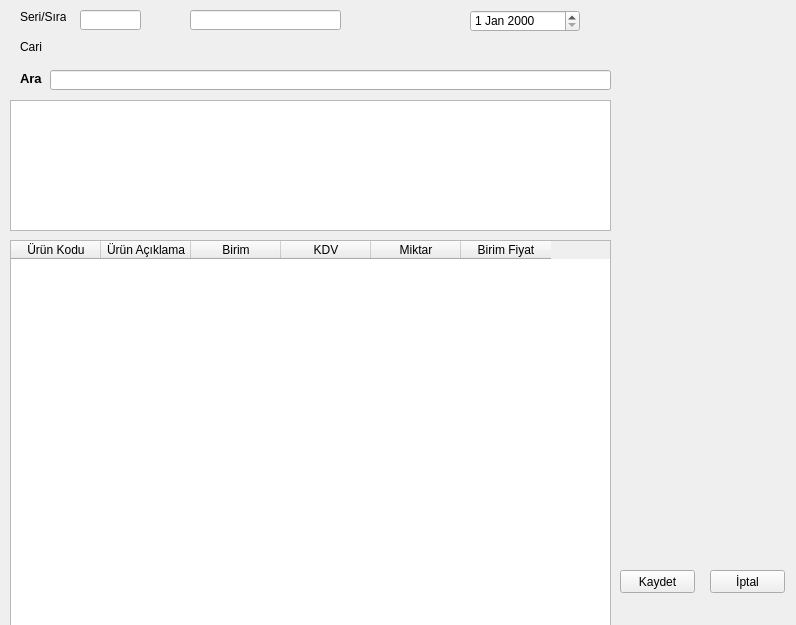
nerdogan/nenra, file fatura.ui: the form before one commit.
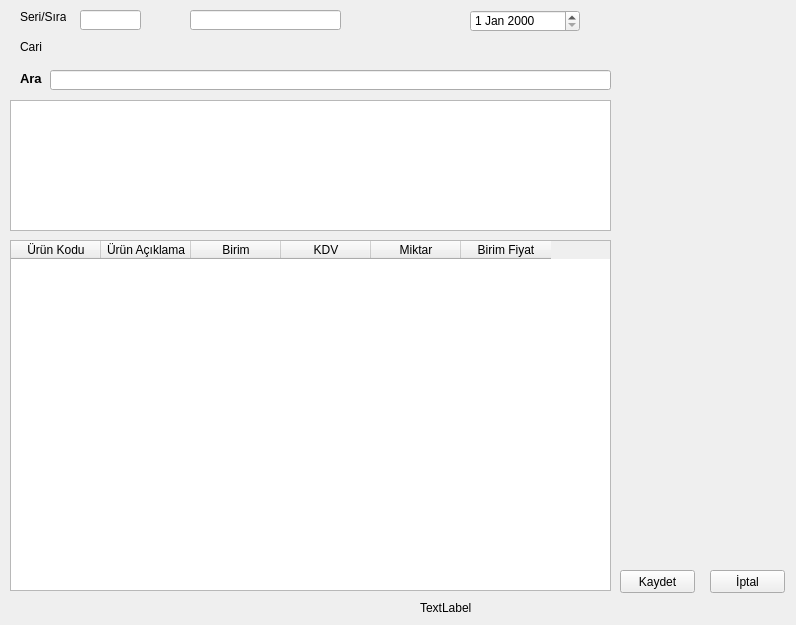
The form after the commit.

The edit to the form file:
```diff
--- a/fatura.ui
+++ b/fatura.ui
@@ -126,7 +126,7 @@
      <x>10</x>
      <y>240</y>
      <width>601</width>
-     <height>391</height>
+     <height>351</height>
     </rect>
    </property>
    <property name="lineWidth">
@@ -253,9 +253,9 @@
   <widget class="QLabel" name="label_5">
    <property name="geometry">
     <rect>
-     <x>690</x>
-     <y>300</y>
-     <width>71</width>
+     <x>630</x>
+     <y>50</y>
+     <width>151</width>
      <height>51</height>
     </rect>
    </property>
@@ -263,6 +263,19 @@
     <string/>
    </property>
   </widget>
+  <widget class="QLabel" name="label_6">
+   <property name="geometry">
+    <rect>
+     <x>420</x>
+     <y>600</y>
+     <width>181</width>
+     <height>16</height>
+    </rect>
+   </property>
+   <property name="text">
+    <string>TextLabel</string>
+   </property>
+  </widget>
  </widget>
  <tabstops>
   <tabstop>lineEdit</tabstop>
```
